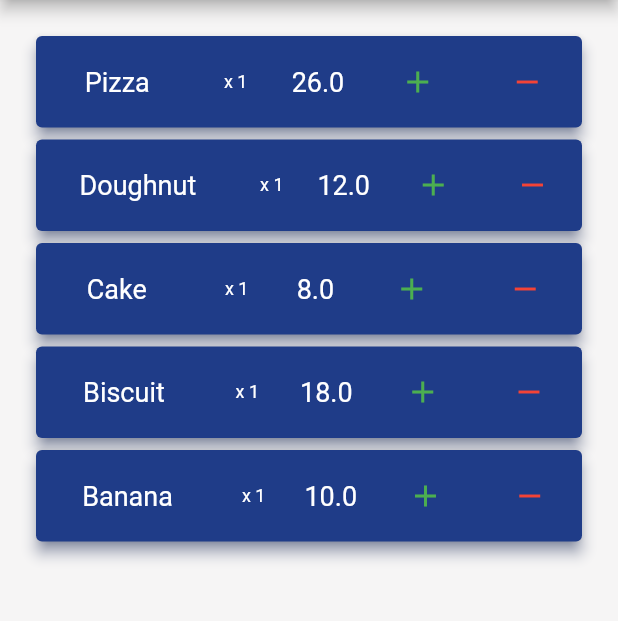
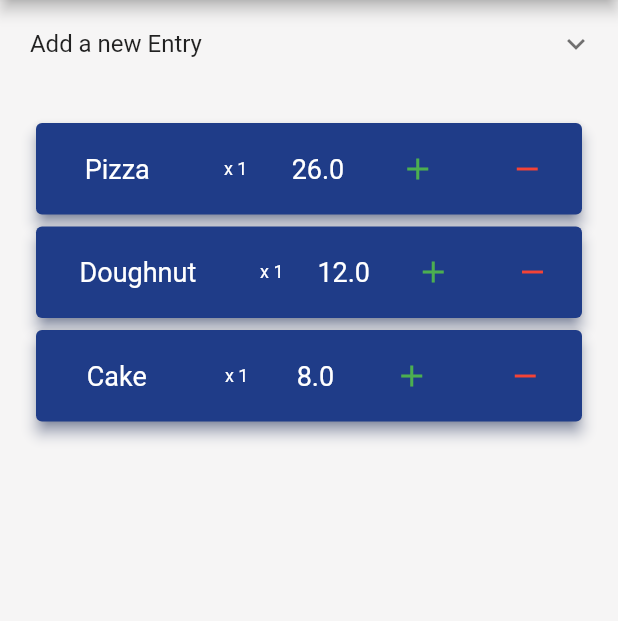
Before and after one commit to al-habibi-1107/ReminderBot, a Flutter app: the screen it shows after launch, on a phone screen of 412 x 824 dp, the part 84-705 px from its top. Run offline on Flutter 3.47's test engine with Material 2 defaults, Android fonts, the phone set to English and light mode, and no system bars.

Commit message:
added new item

```diff
--- a/lib/home_page.dart
+++ b/lib/home_page.dart
@@ -20,18 +20,123 @@ class _HomePageState extends State<HomePage> {
     super.dispose();
   }
 
+  final _formKey = GlobalKey<FormState>();
+
+  String itemName;
+  double price;
+  int quantity;
+
+  void _submitForm() {
+    bool isValid = _formKey.currentState.validate();
+
+    if (isValid) {
+      _formKey.currentState.save();
+      int index = ItemBloc().itemCount() + 1;
+      print(index);
+      _itemBloc.addItem(Item(index, itemName, price, quantity));
+      setState(() {});
+    }
+  }
+
   @override
   Widget build(BuildContext context) {
+    final device = MediaQuery.of(context).size;
     return Scaffold(
       backgroundColor: Color.fromRGBO(246, 245, 245, 1),
       appBar: AppBar(
         backgroundColor: Color.fromRGBO(238, 111, 87, 1),
         title: Text("Reminder Bot"),
       ),
-      body: Container(
+      body: Column(
+        children: [
+          ExpansionTile(
+            title: Text(" Add a new Entry"),
+            children: [
+              Form(
+                key: _formKey,
+                child: Column(
+                  crossAxisAlignment: CrossAxisAlignment.start,
+                  children: [
+                    Container(
+                      padding:
+                          EdgeInsets.symmetric(vertical: 10, horizontal: 20),
+                      width: device.width * 0.9,
+                      child: TextFormField(
+                        validator: (value) {
+                          if (value.isEmpty) {
+                            return "Enter an Item Name";
+                          } else
+                            return null;
+                        },
+                        onSaved: (value) {
+                          itemName = value;
+                        },
+                        key: ValueKey("itemName"),
+                        decoration: InputDecoration(
+                            labelText: "Item Name",
+                            border: const OutlineInputBorder()),
+                      ),
+                    ),
+                    Row(
+                      children: [
+                        Container(
+                          padding: EdgeInsets.only(
+                              left: 20, top: 10, bottom: 10, right: 10),
+                          width: device.width * 0.5,
+                          child: TextFormField(
+                            keyboardType: TextInputType.number,
+                            key: ValueKey("price"),
+                            validator: (value) {
+                              if (value.isEmpty || double.parse(value) == 0) {
+                                return "Enter a Valid Price";
+                              } else
+                                return null;
+                            },
+                            onSaved: (value) {
+                              price = double.parse(value);
+                            },
+                            decoration: InputDecoration(
+                                labelText: "Price",
+                                border: const OutlineInputBorder()),
+                          ),
+                        ),
+                        Container(
+                          padding: EdgeInsets.all(10),
+                          width: device.width * 0.3,
+                          child: TextFormField(
+                            keyboardType: TextInputType.number,
+                            key: ValueKey("quantity"),
+                            validator: (value) {
+                              if (value.isEmpty || int.parse(value) == 0) {
+                                return "Enter a Valid quantity";
+                              } else
+                                return null;
+                            },
+                            onSaved: (value) {
+                              quantity = int.parse(value);
+                            },
+                            decoration: InputDecoration(
+                                labelText: "Quantity",
+                                border: const OutlineInputBorder()),
+                          ),
+                        ),
+                      ],
+                    ),
+                  ],
+                ),
+              ),
+              FlatButton(
+                child: Text("Add Item"),
+                onPressed: _submitForm,
+              ),
+            ],
+          ),
+          Expanded(
+            child: Container(
               padding: EdgeInsets.all(20),
               child: StreamBuilder(
-          builder: (BuildContext context, AsyncSnapshot<List<Item>> snapshot) {
+                builder:
+                    (BuildContext context, AsyncSnapshot<List<Item>> snapshot) {
                   return snapshot.data == null
                       ? Container()
                       : ListView.builder(
@@ -41,36 +146,44 @@ class _HomePageState extends State<HomePage> {
                               elevation: 4,
                               shadowColor: Color.fromRGBO(31, 60, 136, 1),
                               child: Row(
-                          mainAxisAlignment: MainAxisAlignment.spaceAround,
+                                mainAxisAlignment:
+                                    MainAxisAlignment.spaceAround,
                                 children: [
                                   Container(
                                     padding: EdgeInsets.all(20),
                                     child: Text(
                                       "${snapshot.data[index].itemName} ",
-                                style: TextStyle(fontSize: 18,color: Colors.white),
+                                      style: TextStyle(
+                                          fontSize: 18, color: Colors.white),
                                     ),
                                   ),
                                   Container(
                                     child: Text(
                                       "x ${snapshot.data[index].quantity}",
-                                style: TextStyle(fontSize: 12,color: Colors.white),
+                                      style: TextStyle(
+                                          fontSize: 12, color: Colors.white),
                                     ),
                                   ),
                                   Container(
                                     child: Text(
                                       " ${snapshot.data[index].price}",
-                                style: TextStyle(fontSize: 18,color: Colors.white),
+                                      style: TextStyle(
+                                          fontSize: 18, color: Colors.white),
                                     ),
                                   ),
                                   IconButton(
-                                icon: Icon(Icons.add, color: Colors.green),
+                                      icon:
+                                          Icon(Icons.add, color: Colors.green),
                                       onPressed: () {
-                                  _itemBloc.itemQuantityIncrementSink.add(snapshot.data[index]);
+                                        _itemBloc.itemQuantityIncrementSink
+                                            .add(snapshot.data[index]);
                                       }),
                                   IconButton(
-                                icon: Icon(Icons.remove, color: Colors.red),
+                                      icon:
+                                          Icon(Icons.remove, color: Colors.red),
                                       onPressed: () {
-                                  _itemBloc.itemQuantityDecrementSink.add(snapshot.data[index]);
+                                        _itemBloc.itemQuantityDecrementSink
+                                            .add(snapshot.data[index]);
                                       }),
                                 ],
                               ),
@@ -82,6 +195,9 @@ class _HomePageState extends State<HomePage> {
                 stream: _itemBloc.itemListStream,
               ),
             ),
+          ),
+        ],
+      ),
     );
   }
 }
--- a/lib/item_bloc.dart
+++ b/lib/item_bloc.dart
@@ -9,8 +9,8 @@ List<Item> _itemList=[
 Item(1, "Pizza", 26, 1),
 Item(2, "Doughnut", 12, 1),
 Item(3, "Cake", 8, 1),
-Item(4, "Biscuit", 18, 1),
-Item(5, "Banana", 10, 1)
+// Item(4, "Biscuit", 18, 1),
+// Item(5, "Banana", 10, 1)
 ];
 
 // all the stream controllers
@@ -72,6 +72,12 @@ itemListSink.add(_itemList);
 
 }
 
+void addItem(Item item){
+  print("added item");
+  _itemList.add(item);
+  itemListSink.add(_itemList);
+
+}
 
 
 // dispose function to close all controllers
@@ -81,5 +87,9 @@ dispose(){
   _itemQuantityDecrementController.close();
 }
 
+int itemCount(){
+  return _itemList.length;
+}
+
 
 }
```
Lines whose indentation alone changed are shown as unchanged.
